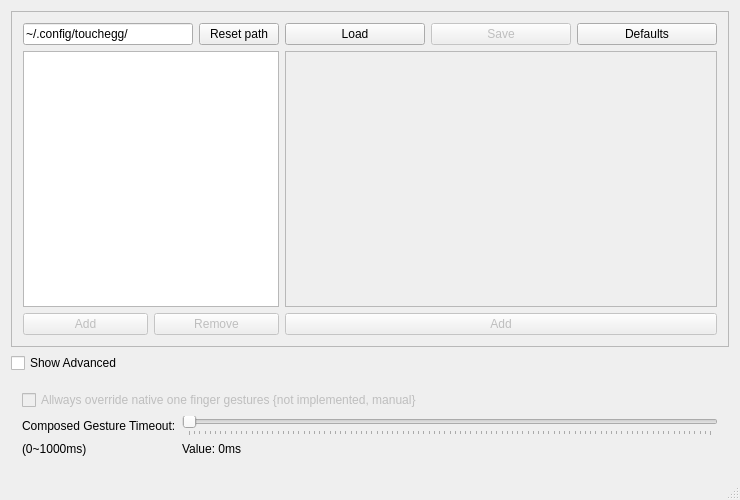
This is gui.ui in Raffarti/Touchegg-gce as Qt 5 draws it before an edit. The edited form follows.
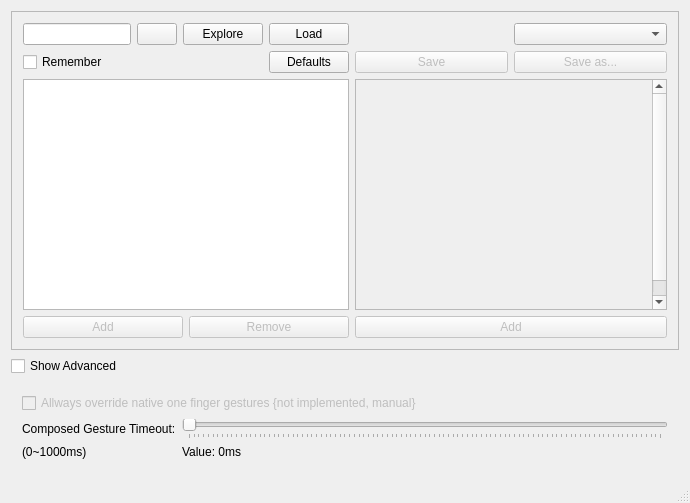
This is the edited form. Icons and pictures are not drawn.

Commit message: Touchegg-gce-1.3 (31/7/1015):     -enhanced language management     -enhanced file selection     -added save-as button     -added more desktop stuff (.desktop file and icon)     -more installation options and flexibility     -added icons from themes to buttons and such

Diff of the .ui file:
```diff
--- a/gui.ui
+++ b/gui.ui
@@ -5,14 +5,23 @@
   <property name="windowModality">
    <enum>Qt::ApplicationModal</enum>
   </property>
+  <property name="enabled">
+   <bool>true</bool>
+  </property>
   <property name="geometry">
    <rect>
     <x>0</x>
     <y>0</y>
-    <width>740</width>
-    <height>500</height>
+    <width>690</width>
+    <height>503</height>
    </rect>
   </property>
+  <property name="sizePolicy">
+   <sizepolicy hsizetype="Minimum" vsizetype="Minimum">
+    <horstretch>0</horstretch>
+    <verstretch>0</verstretch>
+   </sizepolicy>
+  </property>
   <property name="windowTitle">
    <string>Touchegg-gce</string>
   </property>
@@ -37,8 +46,8 @@
         <rect>
          <x>0</x>
          <y>0</y>
-         <width>720</width>
-         <height>319</height>
+         <width>674</width>
+         <height>345</height>
         </rect>
        </property>
        <layout class="QGridLayout" name="gridLayout_2">
@@ -93,15 +102,8 @@
          </layout>
         </item>
         <item row="0" column="2">
-         <layout class="QHBoxLayout" name="horizontalLayout_3">
-          <item>
-           <widget class="QPushButton" name="pushButton_3">
-            <property name="text">
-             <string>Load</string>
-            </property>
-           </widget>
-          </item>
-          <item>
+         <layout class="QGridLayout" name="gridLayout_6">
+          <item row="1" column="0">
            <widget class="QPushButton" name="saveButton">
             <property name="enabled">
              <bool>false</bool>
@@ -109,45 +111,31 @@
             <property name="text">
              <string>Save</string>
             </property>
-           </widget>
-          </item>
-          <item>
-           <widget class="QPushButton" name="pushButton_5">
-            <property name="text">
-             <string>Defaults</string>
+            <property name="icon">
+             <iconset theme="document-save">
+              <normaloff/>
+             </iconset>
             </property>
            </widget>
           </item>
-         </layout>
-        </item>
-        <item row="0" column="1">
-         <layout class="QHBoxLayout" name="horizontalLayout_4">
-          <item>
-           <widget class="QLineEdit" name="filePath">
-            <property name="sizePolicy">
-             <sizepolicy hsizetype="Minimum" vsizetype="Fixed">
-              <horstretch>0</horstretch>
-              <verstretch>0</verstretch>
-             </sizepolicy>
+          <item row="1" column="1">
+           <widget class="QPushButton" name="saveChooser">
+            <property name="enabled">
+             <bool>false</bool>
             </property>
             <property name="text">
-             <string>~/.config/touchegg/</string>
+             <string>Save as...</string>
             </property>
-           </widget>
-          </item>
-          <item>
-           <widget class="QPushButton" name="pushButton_6">
-            <property name="sizePolicy">
-             <sizepolicy hsizetype="Fixed" vsizetype="Fixed">
-              <horstretch>0</horstretch>
-              <verstretch>0</verstretch>
-             </sizepolicy>
+            <property name="icon">
+             <iconset theme="document-save-as">
+              <normaloff/>
+             </iconset>
             </property>
-            <property name="text">
-             <string>Reset path</string>
-            </property>
            </widget>
           </item>
+          <item row="0" column="1">
+           <widget class="QComboBox" name="langBox"/>
+          </item>
          </layout>
         </item>
         <item row="1" column="2">
@@ -192,6 +180,89 @@
             <property name="text">
              <string>Add</string>
             </property>
+            <property name="icon">
+             <iconset theme="list-add">
+              <normaloff/>
+             </iconset>
+            </property>
+           </widget>
+          </item>
+         </layout>
+        </item>
+        <item row="0" column="1">
+         <layout class="QGridLayout" name="gridLayout_5">
+          <item row="2" column="0">
+           <widget class="QCheckBox" name="savePath">
+            <property name="text">
+             <string>Remember</string>
+            </property>
+           </widget>
+          </item>
+          <item row="0" column="1">
+           <widget class="QPushButton" name="pushButton_6">
+            <property name="sizePolicy">
+             <sizepolicy hsizetype="Fixed" vsizetype="Fixed">
+              <horstretch>0</horstretch>
+              <verstretch>0</verstretch>
+             </sizepolicy>
+            </property>
+            <property name="text">
+             <string/>
+            </property>
+            <property name="icon">
+             <iconset theme="edit-clear">
+              <normaloff/>
+             </iconset>
+            </property>
+           </widget>
+          </item>
+          <item row="0" column="0">
+           <widget class="QLineEdit" name="filePath">
+            <property name="sizePolicy">
+             <sizepolicy hsizetype="Minimum" vsizetype="Fixed">
+              <horstretch>0</horstretch>
+              <verstretch>0</verstretch>
+             </sizepolicy>
+            </property>
+            <property name="text">
+             <string/>
+            </property>
+           </widget>
+          </item>
+          <item row="0" column="2">
+           <widget class="QPushButton" name="openChooser">
+            <property name="text">
+             <string>Explore</string>
+            </property>
+            <property name="icon">
+             <iconset theme="document-open">
+              <normaloff/>
+             </iconset>
+            </property>
+           </widget>
+          </item>
+          <item row="0" column="3">
+           <widget class="QPushButton" name="pushButton_3">
+            <property name="text">
+             <string>Load</string>
+            </property>
+            <property name="icon">
+             <iconset theme="document-import">
+              <normaloff/>
+             </iconset>
+            </property>
+           </widget>
+          </item>
+          <item row="2" column="3">
+           <widget class="QPushButton" name="pushButton_5">
+            <property name="text">
+             <string>Defaults</string>
+            </property>
+            <property name="icon">
+             <iconset theme="document-revert">
+              <normaloff/>
+             </iconset>
+            </property>
            </widget>
           </item>
          </layout>
```
Left out of the diff: 150 changed lines with no effect on the pictures. The commit also changes 73 other files.
